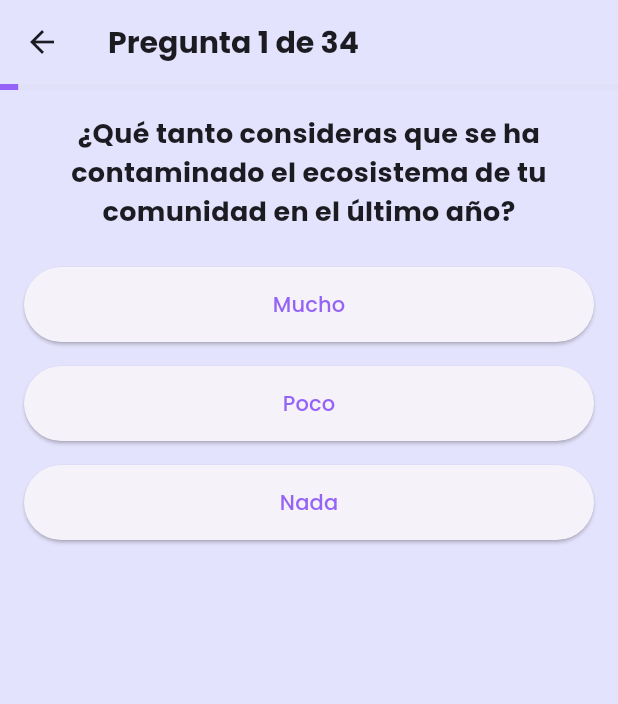
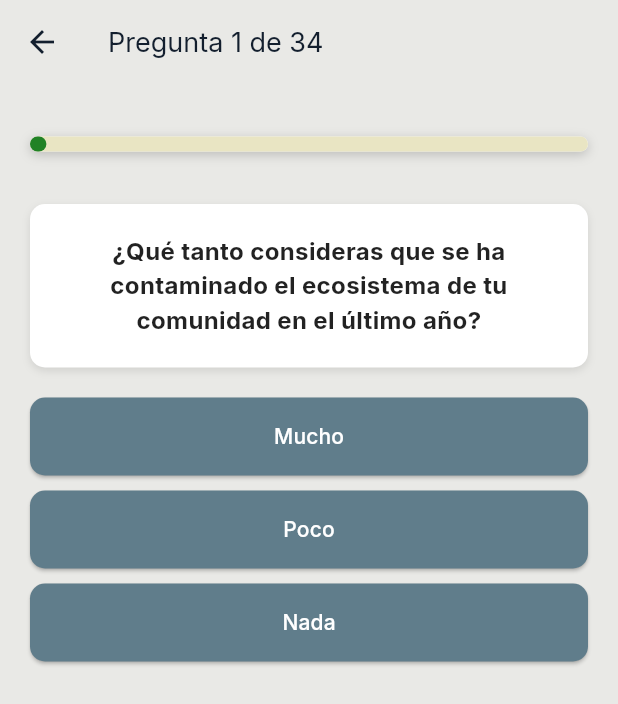
Before and after one commit to albertholto0/Encuesta-tarantula-aplicacion, a Flutter app: the QuizzBodyScreen screen opened directly with empty values, on a phone screen of 412 x 824 dp. Shown: the top 704 px of the screen. Run offline on Flutter 3.47's test engine with Material 3 defaults, Android fonts, the phone set to English and light mode, and no system bars; our stand-ins replace google_fonts.

Commit message:
Se modificó el diseño de mi quizz body

```diff
--- a/lib/configurations/app_theme.dart
+++ b/lib/configurations/app_theme.dart
@@ -1,49 +1,96 @@
 import 'package:flutter/material.dart';
 import 'package:google_fonts/google_fonts.dart';
 
-final appColorScheme = ColorScheme.fromSeed(
+final lightColorScheme = ColorScheme(
   brightness: Brightness.light,
-  seedColor: const Color.fromARGB(255, 119, 129, 216),
-  surface: const Color.fromARGB(255, 228, 227, 253),
-  primary: const Color.fromARGB(255, 149, 100, 246),
-  secondary: const Color.fromARGB(255, 124, 131, 189),
+  primary: Color.fromRGBO(33, 130, 37, 1),
+  onPrimary: Color.fromRGBO(255, 255, 255, 1),
+  primaryContainer: Color.fromRGBO(165, 214, 167, 1),
+  onPrimaryContainer: Color.fromRGBO(10, 58, 13, 1),
+  secondary: Color.fromRGBO(180, 164, 26, 1),
+  onSecondary: Color.fromRGBO(19, 31, 46, 1),
+  secondaryContainer: Color.fromRGBO(233, 229, 195, 1),
+  onSecondaryContainer: Color.fromRGBO(58, 50, 0, 1),
+  tertiary: Color.fromRGBO(17, 118, 59, 1),
+  onTertiary: Color.fromRGBO(255, 255, 255, 1),
+  error: Color.fromRGBO(186, 26, 26, 1),
+  onError: Color.fromRGBO(255, 255, 255, 1),
+  surface: Color.fromRGBO(233, 233, 230, 1),
+  onSurface: Color.fromRGBO(19, 31, 46, 1),
+  outline: Color.fromRGBO(119, 132, 156, 1),
 );
 
-final appTextTheme = GoogleFonts.poppinsTextTheme().copyWith(
-  bodySmall: GoogleFonts.poppins(
-    fontWeight: FontWeight.bold,
-    fontSize: 12.0,
-    color: appColorScheme.onSurface,
-  ),
-  bodyMedium: GoogleFonts.poppins(
-    fontWeight: FontWeight.bold,
-    fontSize: 16.0,
-    color: appColorScheme.onSurface,
-  ),
-  bodyLarge: GoogleFonts.poppins(
-    fontWeight: FontWeight.bold,
-    fontSize: 18.0,
-    color: appColorScheme.onSurface,
-  ),
-  titleLarge: GoogleFonts.poppins(
-    fontWeight: FontWeight.bold,
-    fontSize: 20.0,
-    color: appColorScheme.onSurface,
-  ),
-  titleMedium: GoogleFonts.poppins(
-    fontWeight: FontWeight.bold,
-    fontSize: 16.0,
-    color: appColorScheme.onSurface,
-  ),
-  titleSmall: GoogleFonts.poppins(
-    fontWeight: FontWeight.bold,
-    fontSize: 14.0,
-    color: appColorScheme.onSurface,
-  ),
+final darkColorScheme = ColorScheme(
+  brightness: Brightness.dark,
+  primary: Color.fromRGBO(133, 194, 136, 1),
+  onPrimary: Color.fromRGBO(13, 53, 16, 1),
+  primaryContainer: Color.fromRGBO(30, 94, 34, 1),
+  onPrimaryContainer: Color.fromRGBO(194, 232, 196, 1),
+  secondary: Color.fromRGBO(232, 211, 92, 1),
+  onSecondary: Color.fromRGBO(31, 43, 58, 1),
+  secondaryContainer: Color.fromRGBO(117, 109, 0, 1),
+  onSecondaryContainer: Color.fromRGBO(245, 233, 138, 1),
+  tertiary: Color.fromRGBO(90, 219, 140, 1),
+  onTertiary: Color.fromRGBO(0, 57, 26, 1),
+  error: Color.fromRGBO(255, 180, 171, 1),
+  onError: Color.fromRGBO(105, 0, 5, 1),
+  surface: Color.fromRGBO(26, 38, 53, 1),
+  onSurface: Color.fromRGBO(224, 227, 235, 1),
+  outline: Color.fromRGBO(140, 140, 141, 1),
 );
 
-final appTheme = ThemeData().copyWith(
-  scaffoldBackgroundColor: appColorScheme.surface,
-  textTheme: appTextTheme,
-  colorScheme: appColorScheme,
+final lightTheme = ThemeData(
+  colorScheme: lightColorScheme,
+  useMaterial3: true,
+  textTheme: GoogleFonts.interTextTheme().copyWith(
+    bodySmall: GoogleFonts.inter(
+      fontSize: 10,
+      color: lightColorScheme.onSurface,
+    ),
+    bodyMedium: GoogleFonts.inter(
+      fontSize: 12,
+      color: lightColorScheme.onSurface,
+    ),
+    bodyLarge: GoogleFonts.inter(
+      fontSize: 14,
+      color: lightColorScheme.onSurface,
+    ),
+    titleLarge: GoogleFonts.inter(
+      fontSize: 18,
+      color: lightColorScheme.onSurface,
+    ),
+    titleMedium: GoogleFonts.inter(
+      fontSize: 16,
+      color: lightColorScheme.onSurface,
+    ),
+  ),
+  scaffoldBackgroundColor: lightColorScheme.surface,
 );
+
+final darkTheme = ThemeData(
+  colorScheme: darkColorScheme,
+  useMaterial3: true,
+  textTheme: GoogleFonts.interTextTheme().copyWith(
+    bodySmall: GoogleFonts.inter(
+      fontSize: 10,
+      color: darkColorScheme.onSurface,
+    ),
+    bodyMedium: GoogleFonts.inter(
+      fontSize: 12,
+      color: darkColorScheme.onSurface,
+    ),
+    bodyLarge: GoogleFonts.inter(
+      fontSize: 14,
+      color: darkColorScheme.onSurface,
+    ),
+    titleLarge: GoogleFonts.inter(
+      fontSize: 18,
+      color: darkColorScheme.onSurface,
+    ),
+    titleMedium: GoogleFonts.inter(
+      fontSize: 16,
+      color: darkColorScheme.onSurface,
+    ),
+  ),
+  scaffoldBackgroundColor: darkColorScheme.surface,
+);
--- a/lib/main.dart
+++ b/lib/main.dart
@@ -14,11 +14,14 @@ class MyApp extends StatefulWidget {
 }
 
 class _MyAppState extends State<MyApp> {
+  bool isDarkMode = false;
   @override
   Widget build(BuildContext context) {
     return MaterialApp(
       debugShowCheckedModeBanner: false,
-      theme: appTheme,
+      theme: lightTheme,
+      darkTheme: darkTheme,
+      themeMode: ThemeMode.system,
       home: const HomeScreen(),
     );
   }
--- a/lib/screens/quizz_body.dart
+++ b/lib/screens/quizz_body.dart
@@ -84,68 +84,153 @@ class _QuizzBodyScreenState extends State<QuizzBodyScreen> {
   @override
   Widget build(BuildContext context) {
     final currentQuestion = listQuestions[_currentQuestionIndex];
+    const horizontalPadding = 20.0;
 
     return Scaffold(
       appBar: AppBar(
-        leading: IconButton(
-          icon: const Icon(Icons.arrow_back),
-          onPressed: _goBack,
-        ),
+        leading: IconButton(icon: Icon(Icons.arrow_back), onPressed: _goBack),
         title: Text(
           'Pregunta ${_currentQuestionIndex + 1} de ${listQuestions.length}',
         ),
       ),
       body: Column(
+        crossAxisAlignment: CrossAxisAlignment.stretch,
         children: [
-          LinearProgressIndicator(
+          Container(
+            margin: EdgeInsets.symmetric(
+              horizontal: horizontalPadding,
+              vertical: 35,
+            ),
+            height: 10,
+            decoration: BoxDecoration(
+              color: Colors.white,
+              borderRadius: BorderRadius.circular(10),
+              boxShadow: [
+                BoxShadow(
+                  color: Colors.black.withOpacity(0.2),
+                  blurRadius: 6,
+                  offset: Offset(0, 2),
+                ),
+              ],
+            ),
+            child: LinearProgressIndicator(
+              borderRadius: BorderRadius.circular(12),
               value: (_currentQuestionIndex + 1) / listQuestions.length,
+              minHeight: 10,
             ),
-          Padding(
-            padding: const EdgeInsets.all(16.0),
+          ),
+          Expanded(
+            child: Padding(
+              padding: EdgeInsets.symmetric(horizontal: horizontalPadding),
+
+              child: SingleChildScrollView(
+                child: Column(
+                  children: [
+                    Container(
+                      width: double.infinity,
+                      decoration: BoxDecoration(
+                        color: Colors.white,
+                        borderRadius: BorderRadius.circular(10),
+                        boxShadow: [
+                          BoxShadow(
+                            color: Colors.black.withOpacity(0.1),
+                            blurRadius: 4,
+                            offset: Offset(0, 2),
+                          ),
+                        ],
+                      ),
+                      padding: EdgeInsets.all(20),
                       child: Text(
                         currentQuestion.textQuestion,
-              style: const TextStyle(fontSize: 18),
+                        style: TextStyle(
+                          fontSize: 16,
+                          fontWeight: FontWeight.bold,
+                          color: Colors.black87,
+                        ),
                         textAlign: TextAlign.center,
                       ),
                     ),
+                    SizedBox(height: 20),
                     if (_showTextInput)
-            Padding(
-              padding: const EdgeInsets.all(16.0),
-              child: Column(
+                      Column(
                         children: [
-                  TextField(
+                          Container(
+                            width: double.infinity,
+                            decoration: BoxDecoration(
+                              color: Colors.white,
+                              borderRadius: BorderRadius.circular(10),
+                              boxShadow: [
+                                BoxShadow(
+                                  color: Colors.black.withOpacity(0.1),
+                                  blurRadius: 4,
+                                  offset: Offset(0, 2),
+                                ),
+                              ],
+                            ),
+                            padding: EdgeInsets.symmetric(horizontal: 16),
+                            child: TextField(
                               controller: _textInputController,
                               decoration: const InputDecoration(
-                      border: OutlineInputBorder(),
+                                border: InputBorder.none,
                                 labelText: 'Por favor especifique',
                               ),
                             ),
-                  const SizedBox(height: 16),
-                  ElevatedButton(
+                          ),
+                          SizedBox(height: 16),
+                          SizedBox(
+                            width: double.infinity,
+                            child: ElevatedButton(
+                              style: ElevatedButton.styleFrom(
+                                backgroundColor: Color(0xFF4285F4),
+                                shape: RoundedRectangleBorder(
+                                  borderRadius: BorderRadius.circular(10),
+                                ),
+                              ),
                               onPressed: _confirmTextInput,
-                    child: const Text('Confirmar'),
+                              child: const Text(
+                                'Confirmar',
+                                style: TextStyle(
+                                  fontSize: 16,
+                                  color: Colors.white,
+                                ),
+                              ),
+                            ),
                           ),
                         ],
-              ),
                       )
                     else
                       ...currentQuestion.answers.map((answer) {
                         return Padding(
-                padding: const EdgeInsets.symmetric(
-                  horizontal: 16.0,
-                  vertical: 8.0,
+                          padding: EdgeInsets.only(bottom: 10),
+                          child: SizedBox(
+                            width: double.infinity,
+                            child: ElevatedButton(
+                              style: ElevatedButton.styleFrom(
+                                backgroundColor: Colors.blueGrey,
+                                padding: EdgeInsets.symmetric(vertical: 16),
+                                shape: RoundedRectangleBorder(
+                                  borderRadius: BorderRadius.circular(10),
                                 ),
-                child: ElevatedButton(
+                              ),
                               onPressed: () => _answerQuestion(answer),
-                  child: Text(answer),
-                  style: ElevatedButton.styleFrom(
-                    minimumSize: const Size(double.infinity, 50),
+                              child: Text(
+                                answer,
+                                style: TextStyle(
+                                  fontSize: 14,
+                                  color: Colors.white,
+                                ),
+                              ),
                             ),
                           ),
                         );
                       }),
                   ],
                 ),
+              ),
+            ),
+          ),
+        ],
+      ),
     );
   }
 }
```
Lines whose indentation alone changed are shown as unchanged.
